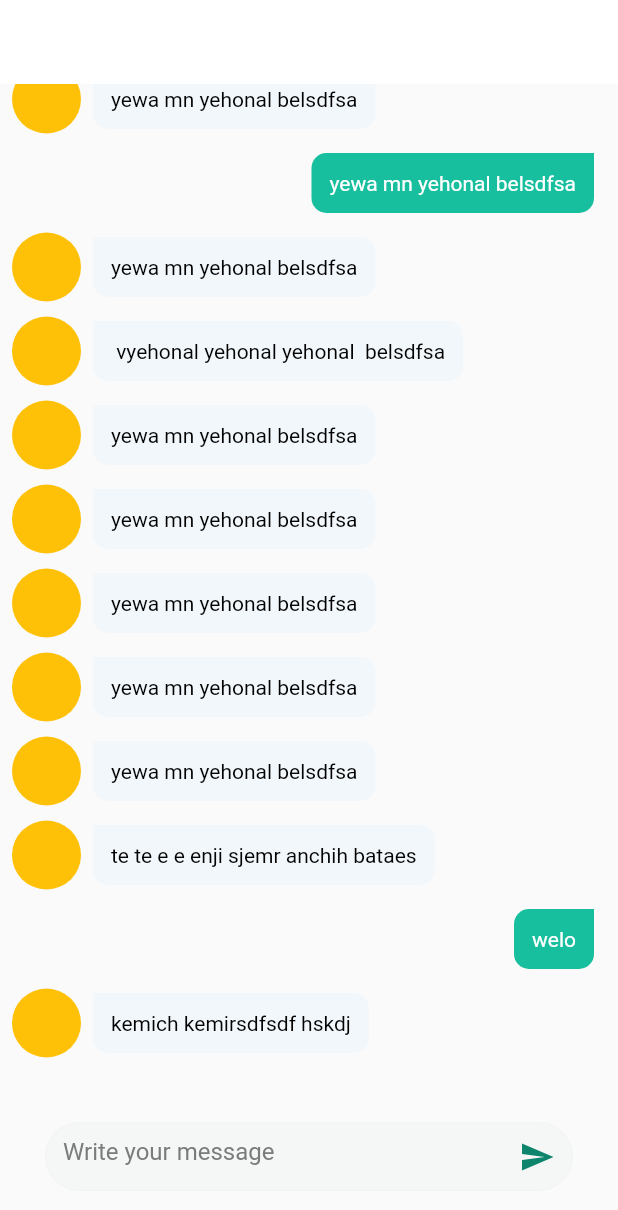
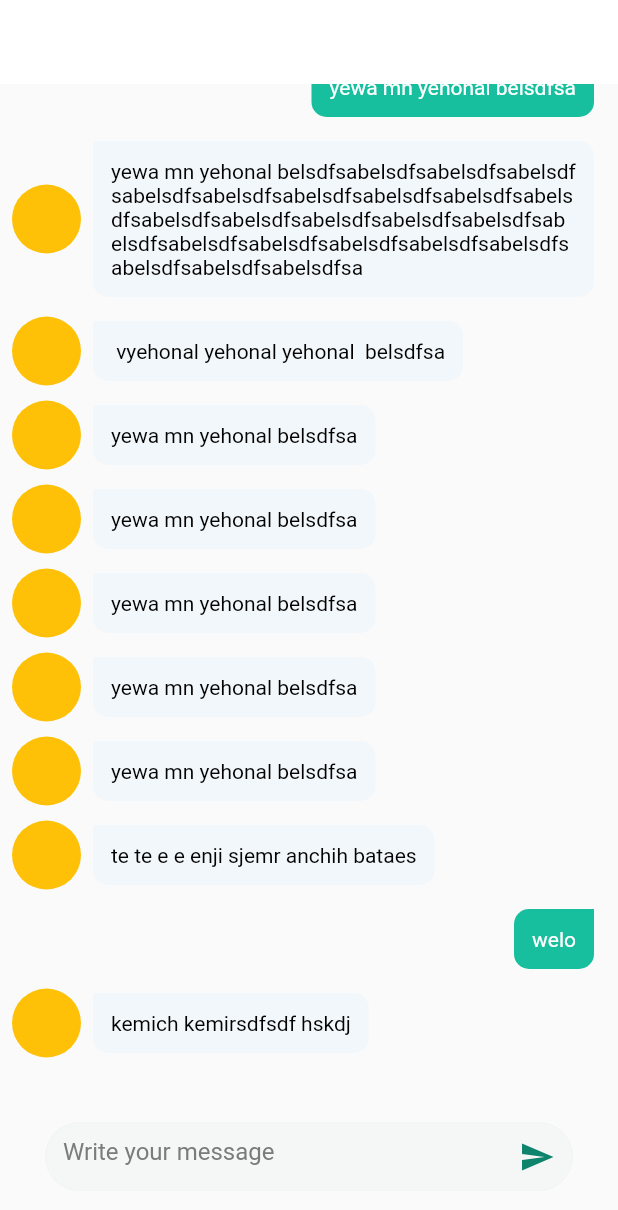
Before and after one commit to natidever/simpleChatUiFlutter, a Flutter app: the screen it shows after launch, on a phone screen of 412 x 824 dp. Shown: the top 1210 px of the screen. Run offline on Flutter 3.47's test engine with Material 2 defaults, Android fonts, the phone set to English and light mode, and no system bars; drawn by our look-alikes of grouped_list; missing offline and left inert: chatview.

Commit message:
final chat desing

```diff
--- a/lib/chatUi.dart
+++ b/lib/chatUi.dart
@@ -33,7 +33,8 @@ class _ChatUiState extends State<ChatUi> {
     UserMessage(
         date: DateTime.now(),
         isSentByMe: false,
-        text: 'yewa mn yehonal belsdfsa'),
+        text:
+            'yewa mn yehonal belsdfsabelsdfsabelsdfsabelsdfsabelsdfsabelsdfsabelsdfsabelsdfsabelsdfsabelsdfsabelsdfsabelsdfsabelsdfsabelsdfsabelsdfsabelsdfsabelsdfsabelsdfsabelsdfsabelsdfsabelsdfsabelsdfsabelsdfsabelsdfsa'),
     UserMessage(
         date: DateTime.now(),
         isSentByMe: false,
@@ -91,7 +92,7 @@ class _ChatUiState extends State<ChatUi> {
                 height: 40,
                 child: Center(
                     child: Card(
-                  color: Theme.of(context).primaryColor,
+                  color: Color.fromRGBO(23, 191, 158, 1),
                   child: Padding(
                     padding: EdgeInsets.all(8),
                     child: Text(DateFormat.yMMMMd().format(message.date)),
@@ -112,7 +113,12 @@ class _ChatUiState extends State<ChatUi> {
                           backgroundColor: Colors.amber,
                           radius: 23,
                         ),
-                  Padding(
+                  Expanded(
+                    child: Align(
+                      alignment: message.isSentByMe
+                          ? Alignment.centerRight
+                          : Alignment.centerLeft,
+                      child: Padding(
                         padding: const EdgeInsets.all(8.0),
                         child: Container(
                           // elevation: 8,
@@ -139,6 +145,8 @@ class _ChatUiState extends State<ChatUi> {
                                     color: message.isSentByMe
                                         ? Colors.white
                                         : Colors.black)),
+                          ),
+                        ),
                       ),
                     ),
                   ),
```
Lines whose indentation alone changed are shown as unchanged.
